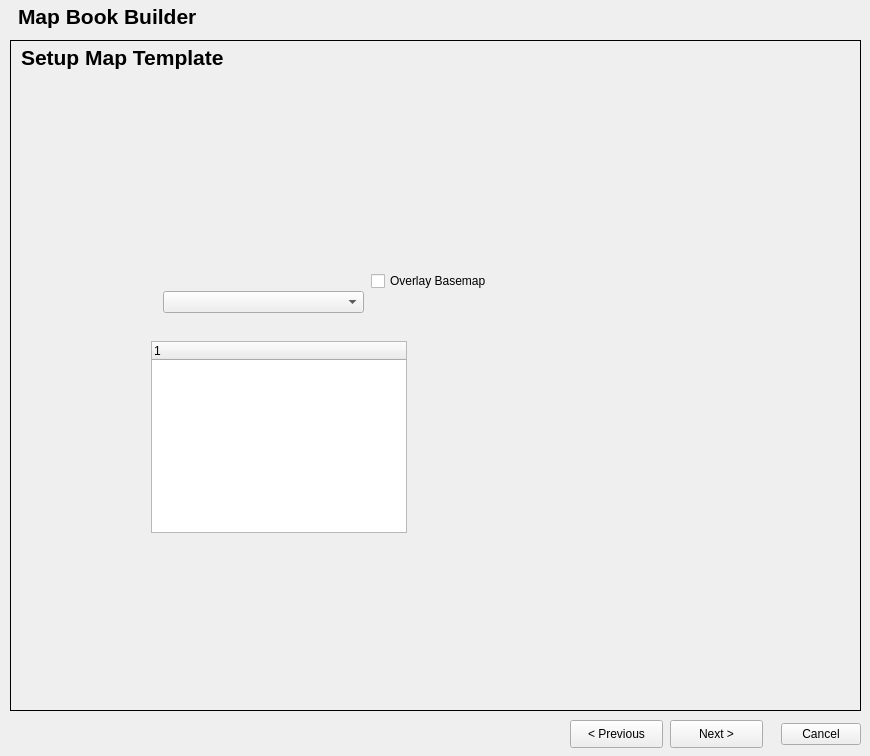
Old version of the form mbb_core_dialog_base.ui in the repository anthony-cooper/mbb-qgis-plugin.
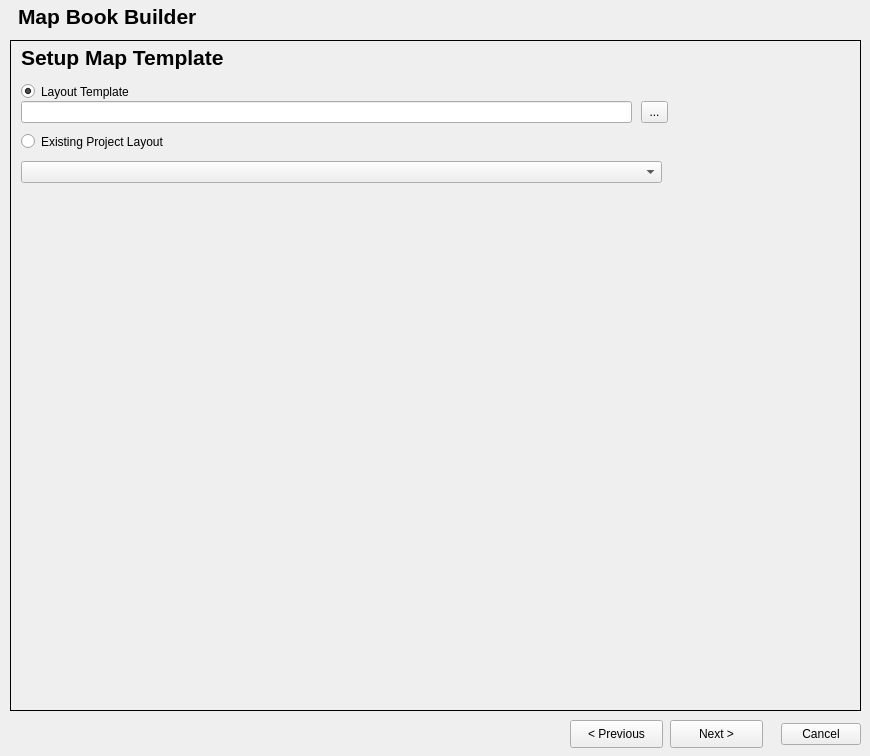
New version of the form. The open tabs and pages were chosen to show the change. Custom widgets are drawn as their Qt base class.

Commit message: Load new template/check existing for maps Rework so uses a template/existing layout Loads template/existing, counts number of maps

```diff
--- a/mbb_core_dialog_base.ui
+++ b/mbb_core_dialog_base.ui
@@ -175,57 +175,6 @@
     </widget>
    </widget>
    <widget class="QWidget" name="Template">
-    <widget class="QTreeWidget" name="templates">
-     <property name="geometry">
-      <rect>
-       <x>140</x>
-       <y>300</y>
-       <width>256</width>
-       <height>192</height>
-      </rect>
-     </property>
-     <column>
-      <property name="text">
-       <string notr="true">1</string>
-      </property>
-     </column>
-    </widget>
-    <widget class="QgsOpacityWidget" name="mainOverlayT" native="true">
-     <property name="geometry">
-      <rect>
-       <x>360</x>
-       <y>250</y>
-       <width>160</width>
-       <height>27</height>
-      </rect>
-     </property>
-     <property name="opacity" stdset="0">
-      <double>0.500000000000000</double>
-     </property>
-    </widget>
-    <widget class="QCheckBox" name="mainOverlay">
-     <property name="geometry">
-      <rect>
-       <x>360</x>
-       <y>230</y>
-       <width>131</width>
-       <height>20</height>
-      </rect>
-     </property>
-     <property name="text">
-      <string>Overlay Basemap</string>
-     </property>
-    </widget>
-    <widget class="QComboBox" name="mainBasemap">
-     <property name="geometry">
-      <rect>
-       <x>152</x>
-       <y>250</y>
-       <width>201</width>
-       <height>22</height>
-      </rect>
-     </property>
-    </widget>
     <widget class="QLabel" name="title_label_3">
      <property name="geometry">
       <rect>
@@ -246,26 +195,66 @@
       <set>Qt::AlignLeading|Qt::AlignLeft|Qt::AlignVCenter</set>
      </property>
     </widget>
-   </widget>
-   <widget class="QWidget" name="Consistent">
-    <widget class="QLabel" name="title_label_4">
+    <widget class="QToolButton" name="existingTemplateBrowser">
      <property name="geometry">
       <rect>
+       <x>630</x>
+       <y>60</y>
+       <width>27</width>
+       <height>22</height>
+      </rect>
+     </property>
+     <property name="text">
+      <string>...</string>
+     </property>
+    </widget>
+    <widget class="QLineEdit" name="existingTemplate">
+     <property name="geometry">
+      <rect>
        <x>10</x>
-       <y>0</y>
-       <width>481</width>
-       <height>33</height>
+       <y>60</y>
+       <width>611</width>
+       <height>22</height>
       </rect>
      </property>
+    </widget>
+    <widget class="QRadioButton" name="layoutTemplate">
+     <property name="geometry">
+      <rect>
+       <x>10</x>
+       <y>40</y>
+       <width>161</width>
+       <height>21</height>
+      </rect>
+     </property>
      <property name="text">
-      <string>&lt;!DOCTYPE HTML PUBLIC &quot;-//W3C//DTD HTML 4.0//EN&quot; &quot;http://www.w3.org/TR/REC-html40/strict.dtd&quot;&gt;
-&lt;html&gt;&lt;head&gt;&lt;meta name=&quot;qrichtext&quot; content=&quot;1&quot; /&gt;&lt;style type=&quot;text/css&quot;&gt;
-p, li { white-space: pre-wrap; }
-&lt;/style&gt;&lt;/head&gt;&lt;body style=&quot; font-family:'MS Shell Dlg 2'; font-size:8pt; font-weight:400; font-style:normal;&quot;&gt;
-&lt;p style=&quot; margin-top:0px; margin-bottom:0px; margin-left:0px; margin-right:0px; -qt-block-indent:0; text-indent:0px;&quot;&gt;&lt;span style=&quot; font-family:'Sans Serif'; font-size:16pt; font-weight:600;&quot;&gt;Setup Consistent Items&lt;/span&gt;&lt;/p&gt;&lt;/body&gt;&lt;/html&gt;</string>
+      <string>Layout Template</string>
      </property>
-     <property name="alignment">
-      <set>Qt::AlignLeading|Qt::AlignLeft|Qt::AlignVCenter</set>
+     <property name="checked">
+      <bool>true</bool>
+     </property>
+    </widget>
+    <widget class="QRadioButton" name="existingLayout">
+     <property name="geometry">
+      <rect>
+       <x>10</x>
+       <y>90</y>
+       <width>161</width>
+       <height>21</height>
+      </rect>
+     </property>
+     <property name="text">
+      <string>Existing Project Layout</string>
+     </property>
+    </widget>
+    <widget class="QComboBox" name="existingLayouts">
+     <property name="geometry">
+      <rect>
+       <x>10</x>
+       <y>120</y>
+       <width>641</width>
+       <height>22</height>
+      </rect>
      </property>
     </widget>
    </widget>
@@ -837,13 +826,6 @@
    </property>
   </widget>
  </widget>
- <customwidgets>
-  <customwidget>
-   <class>QgsOpacityWidget</class>
-   <extends>QWidget</extends>
-   <header>qgsopacitywidget.h</header>
-  </customwidget>
- </customwidgets>
  <resources/>
  <connections/>
 </ui>
```
Left out of the diff: 24 changed lines with no effect on the pictures. The commit also changes 2 other files.
